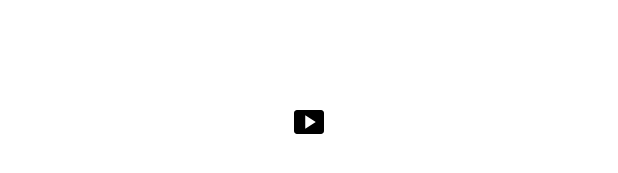
After one commit to Kusitms-29th-Kukathon-G/Android, an Android app: the layout activity_splash.xml on its own in the app's theme, with its tools: preview values and no code run, on a phone screen of 412 x 824 dp. The commit adds this screen. Shown: the part 496-669 px from the top of the screen. Run offline under Robolectric (Android 15) with nearby library versions, the phone set to English and light mode, and no system bars.

Commit message:
[Feat] splash 추가

```diff
--- /dev/null
+++ b/app/src/main/res/drawable/baseline_smart_display_24.xml
@@ -0,0 +1,5 @@
+<vector android:height="24dp" android:tint="#000000"
+    android:viewportHeight="24" android:viewportWidth="24"
+    android:width="24dp" xmlns:android="http://schemas.android.com/apk/res/android">
+    <path android:fillColor="@android:color/white" android:pathData="M20,4H4C2.9,4 2,4.9 2,6v12c0,1.1 0.9,2 2,2h16c1.1,0 2,-0.9 2,-2V6C22,4.9 21.1,4 20,4zM9.5,16.5v-9l7,4.5L9.5,16.5z"/>
+</vector>
--- /dev/null
+++ b/app/src/main/res/layout/activity_splash.xml
@@ -0,0 +1,12 @@
+<LinearLayout xmlns:android="http://schemas.android.com/apk/res/android"
+    android:layout_width="match_parent"
+    android:layout_height="match_parent"
+    android:background="@color/white"
+    android:gravity="center"
+    android:orientation="vertical">
+
+    <ImageView
+        android:layout_width="wrap_content"
+        android:layout_height="wrap_content"
+        android:src="@drawable/baseline_smart_display_24" />
+</LinearLayout>
--- /dev/null
+++ b/app/src/main/res/values-land/dimens.xml
@@ -0,0 +1,3 @@
+<resources>
+    <dimen name="fab_margin">48dp</dimen>
+</resources>
--- /dev/null
+++ b/app/src/main/res/values-v23/themes.xml
@@ -0,0 +1,9 @@
+<resources xmlns:tools="http://schemas.android.com/tools">
+
+    <style name="Theme.Kukathon" parent="Base.Theme.Kukathon">
+        <!-- Transparent system bars for edge-to-edge. -->
+        <item name="android:navigationBarColor">@android:color/transparent</item>
+        <item name="android:statusBarColor">@android:color/transparent</item>
+        <item name="android:windowLightStatusBar">?attr/isLightTheme</item>
+    </style>
+</resources>
--- /dev/null
+++ b/app/src/main/res/values-w1240dp/dimens.xml
@@ -0,0 +1,3 @@
+<resources>
+    <dimen name="fab_margin">200dp</dimen>
+</resources>
--- /dev/null
+++ b/app/src/main/res/values-w600dp/dimens.xml
@@ -0,0 +1,3 @@
+<resources>
+    <dimen name="fab_margin">48dp</dimen>
+</resources>
--- /dev/null
+++ b/app/src/main/res/values/dimens.xml
@@ -0,0 +1,3 @@
+<resources>
+    <dimen name="fab_margin">16dp</dimen>
+</resources>
```
Also changed, not shown: app/build.gradle.kts (+6 -1 lines), app/src/main/AndroidManifest.xml (+6 -2 lines), app/src/main/java/com/example/kukathon/MainActivity.kt (+6 -1 lines), app/src/main/java/com/example/kukathon/SplashActivity.kt (added, +34 -0 lines), app/src/main/res/navigation/nav_graph.xml (added, +28 -0 lines), app/src/main/res/values/strings.xml (+43 -0 lines).
